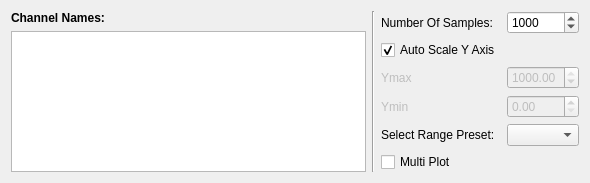
First picture: the form in src/plotcontrolpanel.ui, repository AlexanderAmelkin/SerialPlot, before the edit.
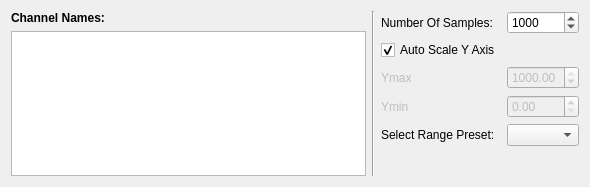
Second picture: the form after the edit.

Commit message: moved "Multi Plot" from plot control tab to view menu

Diff of the .ui file:
```diff
--- a/src/plotcontrolpanel.ui
+++ b/src/plotcontrolpanel.ui
@@ -7,7 +7,7 @@
     <x>0</x>
     <y>0</y>
     <width>590</width>
-    <height>183</height>
+    <height>187</height>
    </rect>
   </property>
   <property name="windowTitle">
@@ -147,9 +147,6 @@
        </property>
       </widget>
      </item>
-     <item row="4" column="1">
-      <widget class="QComboBox" name="cbRangePresets"/>
-     </item>
      <item row="4" column="0">
       <widget class="QLabel" name="label">
        <property name="text">
@@ -157,15 +154,8 @@
        </property>
       </widget>
      </item>
-     <item row="5" column="0">
-      <widget class="QCheckBox" name="cbMultiPlot">
-       <property name="toolTip">
-        <string>Plot all channels separately</string>
-       </property>
-       <property name="text">
-        <string>Multi Plot</string>
-       </property>
-      </widget>
+     <item row="4" column="1">
+      <widget class="QComboBox" name="cbRangePresets"/>
      </item>
     </layout>
    </item>
```
The commit also changes 5 other files.
